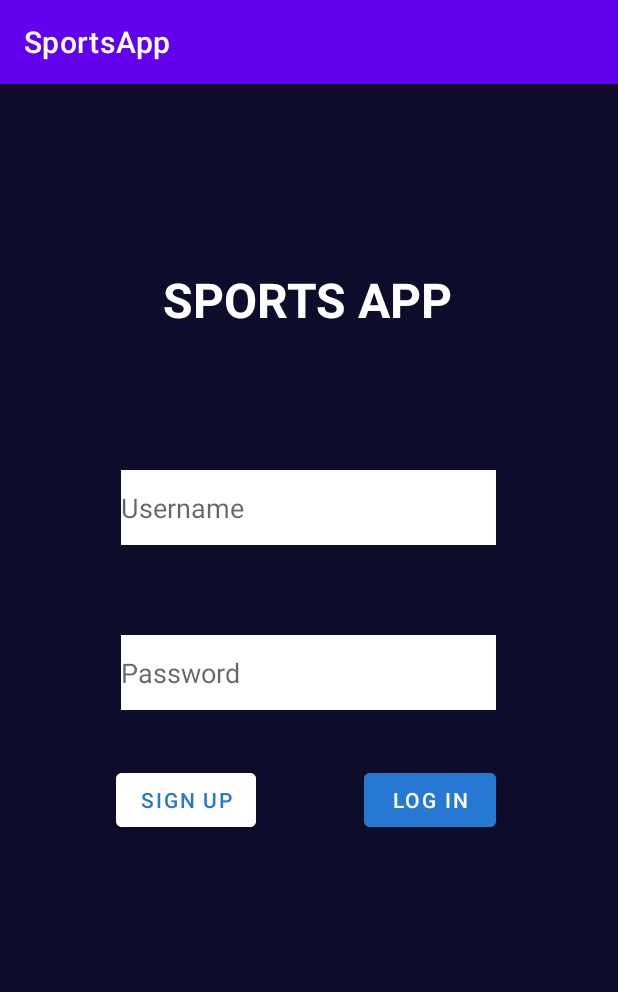
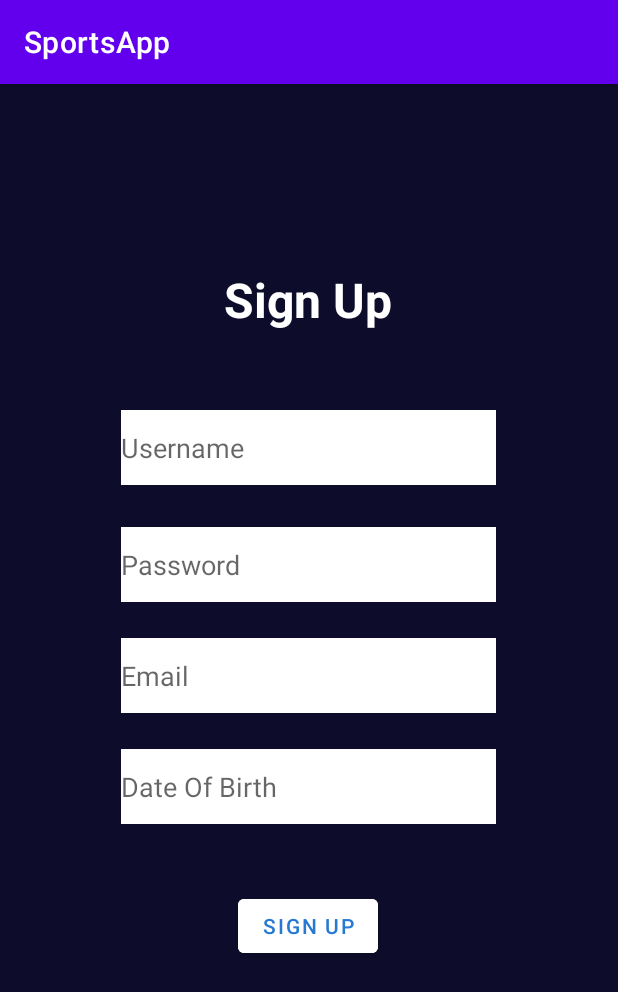
Before and after one commit to conniebean/SportsApp, an Android app: the screen it shows after launch (MainActivity before the commit, SignUp after it), after a tap on "SIGN UP", on a phone screen of 412 x 824 dp. Shown: the top 992 px of the screen. Run offline under Robolectric (Android 15) with nearby library versions, the phone set to English and light mode, and no system bars; our stand-ins replace Volley; network calls fail.

Commit message:
Add sign up page, disable games button if there are no games

```diff
--- /dev/null
+++ b/app/src/main/java/com/example/sportsapp/SignUp.java
@@ -0,0 +1,76 @@
+package com.example.sportsapp;
+
+import androidx.appcompat.app.AppCompatActivity;
+
+import android.content.Intent;
+import android.os.Bundle;
+import android.view.View;
+import android.widget.EditText;
+import android.widget.Toast;
+
+import java.util.ArrayList;
+
+public class SignUp extends AppCompatActivity {
+
+    EditText username, password, email, dob;
+    DBHandler dbHandler;
+
+    @Override
+    protected void onCreate(Bundle savedInstanceState) {
+        super.onCreate(savedInstanceState);
+        setContentView(R.layout.activity_sign_up);
+
+        username = findViewById(R.id.editTextUsername);
+        password = findViewById(R.id.editTextPassword);
+        email = findViewById(R.id.editTextEmail);
+        dob = findViewById(R.id.editTextDOB);
+
+        dbHandler = new DBHandler(SignUp.this);
+    }
+
+    public void onSignUp(View view) {
+        User user = getUserInput();
+
+        if (user != null) {
+            ArrayList<User> userList = dbHandler.readUser(user.getUsername());
+            if (userList.size() == 0) {
+                dbHandler.addNewUser(user);
+                Intent main = new Intent(SignUp.this, MainActivity.class);
+                this.startActivity(main);
+            }
+            else {
+                Toast.makeText(getApplicationContext(), "User " + user.getUsername() + " already exists. Please choose a unique username.", Toast.LENGTH_SHORT).show();
+            }
+        }
+    }
+
+    private User getUserInput() {
+        User user = new User();
+        user.setUsername(username.getText().toString());
+        user.setPassword(password.getText().toString());
+
+        String error = "";
+
+        if (user.getUsername().isEmpty()) {
+            error += "Please enter a username.\n";
+        }
+        if (user.getPassword().isEmpty()) {
+            error += "Please enter a password.\n";
+        }
+        if (email.getText().toString().isEmpty()) {
+            error += "Please enter an email.\n";
+        }
+        if (dob.getText().toString().isEmpty()) {
+            error += "Please enter a date of birth.";
+        }
+
+        if (error.isEmpty()) {
+            return user;
+        }
+        else {
+            Toast.makeText(getApplicationContext(), error, Toast.LENGTH_SHORT).show();
+        }
+
+        return null;
+    }
+}
--- /dev/null
+++ b/app/src/main/res/layout/activity_sign_up.xml
@@ -0,0 +1,99 @@
+<?xml version="1.0" encoding="utf-8"?>
+<androidx.constraintlayout.widget.ConstraintLayout xmlns:android="http://schemas.android.com/apk/res/android"
+    xmlns:app="http://schemas.android.com/apk/res-auto"
+    xmlns:tools="http://schemas.android.com/tools"
+    android:layout_width="match_parent"
+    android:layout_height="match_parent"
+    android:background="@color/background"
+    tools:context=".MainActivity">
+
+    <TextView
+        android:id="@+id/textView"
+        android:layout_width="wrap_content"
+        android:layout_height="wrap_content"
+        android:text="Sign Up"
+        android:textSize="32sp"
+        android:textStyle="bold"
+        android:textColor="@color/white"
+        app:layout_constraintBottom_toBottomOf="parent"
+        app:layout_constraintEnd_toEndOf="parent"
+        app:layout_constraintHorizontal_bias="0.498"
+        app:layout_constraintStart_toStartOf="parent"
+        app:layout_constraintTop_toTopOf="parent"
+        app:layout_constraintVertical_bias="0.168" />
+
+    <EditText
+        android:id="@+id/editTextUsername"
+        android:layout_width="250dp"
+        android:layout_height="50dp"
+        android:layout_marginTop="52dp"
+        android:background="@color/white"
+        android:ems="10"
+        android:hint="Username"
+        android:inputType="textPersonName"
+        android:textColor="@color/background"
+        app:layout_constraintEnd_toEndOf="parent"
+        app:layout_constraintHorizontal_bias="0.496"
+        app:layout_constraintStart_toStartOf="parent"
+        app:layout_constraintTop_toBottomOf="@+id/textView" />
+
+    <Button
+        android:id="@+id/buttonSignUp"
+        android:layout_width="wrap_content"
+        android:layout_height="wrap_content"
+        android:layout_marginTop="192dp"
+        android:backgroundTint="@color/white"
+        android:onClick="onSignUp"
+        android:text="SIGN UP"
+        android:textColor="@color/blue"
+        app:layout_constraintEnd_toEndOf="parent"
+        app:layout_constraintHorizontal_bias="0.498"
+        app:layout_constraintStart_toStartOf="parent"
+        app:layout_constraintTop_toBottomOf="@+id/editTextPassword" />
+
+    <EditText
+        android:id="@+id/editTextPassword"
+        android:layout_width="250dp"
+        android:layout_height="50dp"
+        android:layout_marginTop="28dp"
+        android:background="@color/white"
+        android:ems="10"
+        android:hint="Password"
+        android:inputType="textPersonName"
+        android:textColor="@color/background"
+        app:layout_constraintEnd_toEndOf="parent"
+        app:layout_constraintHorizontal_bias="0.496"
+        app:layout_constraintStart_toStartOf="parent"
+        app:layout_constraintTop_toBottomOf="@+id/editTextUsername" />
+
+    <EditText
+        android:id="@+id/editTextEmail"
+        android:layout_width="250dp"
+        android:layout_height="50dp"
+        android:layout_marginTop="24dp"
+        android:background="@color/white"
+        android:ems="10"
+        android:hint="Email"
+        android:inputType="textPersonName"
+        android:textColor="@color/background"
+        app:layout_constraintEnd_toEndOf="parent"
+        app:layout_constraintHorizontal_bias="0.496"
+        app:layout_constraintStart_toStartOf="parent"
+        app:layout_constraintTop_toBottomOf="@+id/editTextPassword" />
+
+    <EditText
+        android:id="@+id/editTextDOB"
+        android:layout_width="250dp"
+        android:layout_height="50dp"
+        android:layout_marginTop="24dp"
+        android:background="@color/white"
+        android:ems="10"
+        android:hint="Date Of Birth"
+        android:inputType="date"
+        android:textColor="@color/background"
+        app:layout_constraintEnd_toEndOf="parent"
+        app:layout_constraintHorizontal_bias="0.496"
+        app:layout_constraintStart_toStartOf="parent"
+        app:layout_constraintTop_toBottomOf="@+id/editTextEmail" />
+
+</androidx.constraintlayout.widget.ConstraintLayout>
```
Also changed, not shown: app/src/main/AndroidManifest.xml (+7 -0 lines), app/src/main/java/com/example/sportsapp/GamesSelection.java (+35 -0 lines), app/src/main/java/com/example/sportsapp/MainActivity.java (+14 -19 lines), app/src/main/java/com/example/sportsapp/TeamInfo.java (+37 -43 lines), app/src/main/java/com/example/sportsapp/TeamSelection.java (+73 -2 lines).
